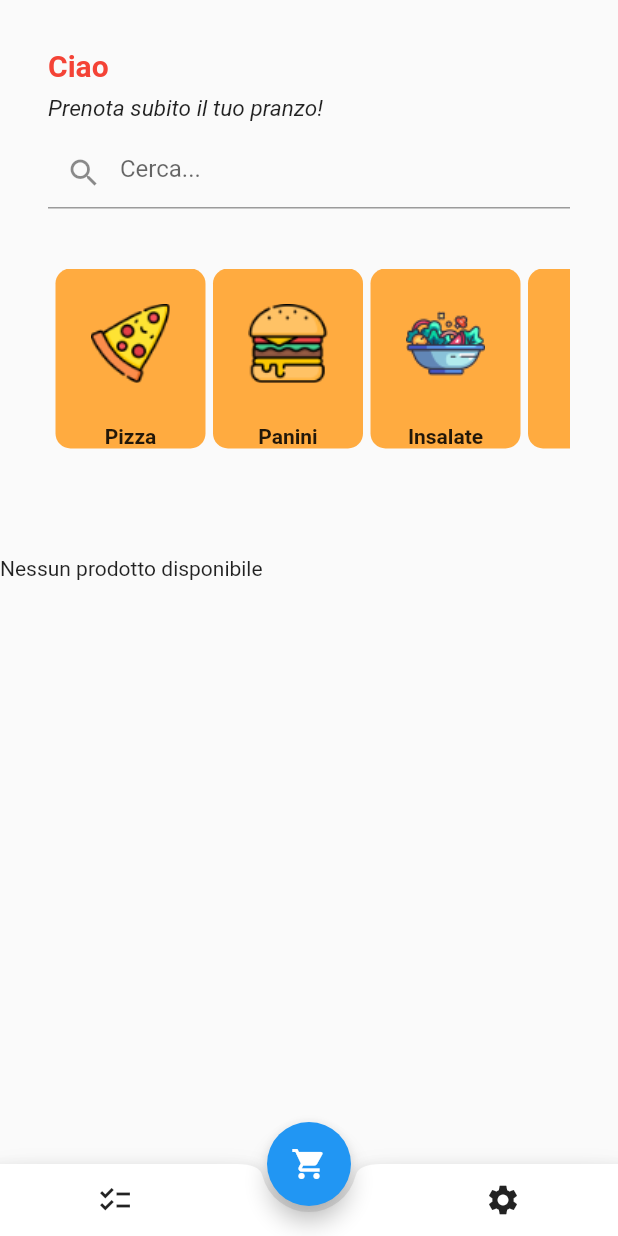
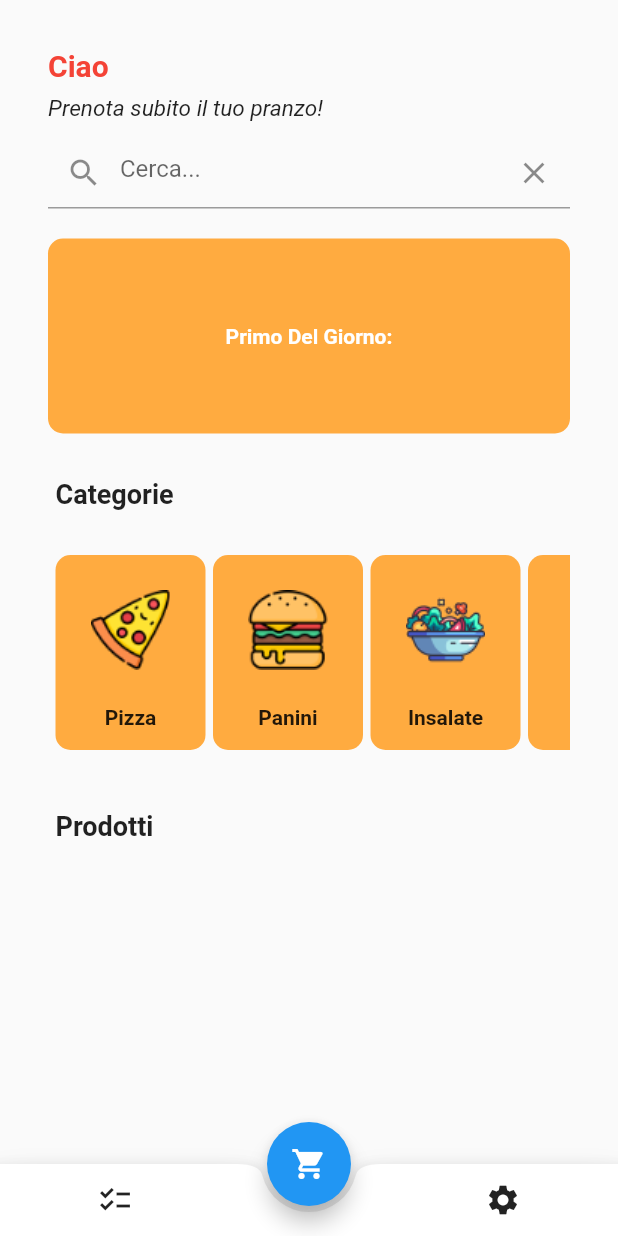
Before and after one commit to luigiciuf/UniFood_Flutter, a Flutter app: the MyHomePage screen opened directly, on a phone screen of 412 x 824 dp. Run offline on Flutter 3.47's test engine with Material 2 defaults, Android fonts, the phone set to English and light mode, and no system bars; our stand-ins replace firebase_core, firebase_database; accounts and stored records are empty.

Commit message:
barra di ricerca, categorie e prodotti update

```diff
--- a/lib/main.dart
+++ b/lib/main.dart
@@ -3,11 +3,11 @@ import 'package:firebase_database/firebase_database.dart';
 import 'package:flutter/material.dart';
 import 'package:firebase_core/firebase_core.dart';
 import 'package:unifood/firebase_options.dart';
-import 'package:unifood/Registrazione.dart'; // Importa la schermata di registrazione.
+import 'package:unifood/Registrazione.dart';
 import 'package:unifood/Login.dart';
 import 'package:unifood/models/Categorie.dart';
 import 'package:unifood/models/Prodotto.dart';
-import 'package:unifood/DatabaseManager.dart';// Importa la schermata di login.
+import 'package:unifood/DatabaseManager.dart';
 
 List<Categorie> categorie = [
   Categorie(nome: 'Pizza', imagePath: 'assets/images/cat_1.png'),
@@ -15,10 +15,10 @@ List<Categorie> categorie = [
   Categorie(nome: 'Insalate', imagePath: 'assets/images/cat_3.png'),
   Categorie(nome: 'Bibite', imagePath: 'assets/images/cat_4.png'),
   Categorie(nome: 'Dolci', imagePath: 'assets/images/cat_5.png'),
+];
 
-  // Aggiungi altre categorie...
+List<Prodotto> listaProdotti = [];
 
-];
 Future<void> main() async {
   WidgetsFlutterBinding.ensureInitialized();
   await Firebase.initializeApp(
@@ -41,7 +41,42 @@ class MainApp extends StatelessWidget {
   }
 }
 
-class MyHomePage extends StatelessWidget {
+class MyHomePage extends StatefulWidget {
+  @override
+  _MyHomePageState createState() => _MyHomePageState();
+}
+
+class _MyHomePageState extends State<MyHomePage> {
+  TextEditingController searchController = TextEditingController();
+
+  @override
+  void initState() {
+    super.initState();
+    fetchProdotti();
+  }
+
+  void fetchProdotti() async {
+    final List<Prodotto> prodotti = await DatabaseManager(context).getProdotti();
+    setState(() {
+      listaProdotti = prodotti;
+    });
+  }
+
+  void filterProdotti(String query) {
+    if (query.isEmpty) {
+      // Se la barra di ricerca è vuota, mostra tutti i prodotti
+      fetchProdotti();
+    } else {
+      List<Prodotto> filteredProdotti = listaProdotti
+          .where((prodotto) => prodotto.nome.toLowerCase().contains(query.toLowerCase()))
+          .toList();
+
+      setState(() {
+        listaProdotti = filteredProdotti;
+      });
+    }
+  }
+
   @override
   Widget build(BuildContext context) {
     return Scaffold(
@@ -62,9 +97,7 @@ class MyHomePage extends StatelessWidget {
                       color: Colors.red,
                     ),
                   ),
-
                   SizedBox(height: 8),
-
                   Text(
                     'Prenota subito il tuo pranzo!',
                     style: TextStyle(
@@ -72,22 +105,60 @@ class MyHomePage extends StatelessWidget {
                       fontStyle: FontStyle.italic,
                     ),
                   ),
-
                   SizedBox(height: 10),
-
-                  // Add your Image here using Image.asset('path_to_your_image.png'),
                   TextField(
+                    controller: searchController,
+                    onChanged: filterProdotti, // Assicurati che filterProdotti sia la funzione che filtra i prodotti
                     decoration: InputDecoration(
                       hintText: 'Cerca...',
                       prefixIcon: Icon(Icons.search),
-                      // Add your search_background image as a decoration
+                      suffixIcon: IconButton(
+                        icon: Icon(Icons.clear),
+                        onPressed: () {
+                          // Quando l'icona "X" viene premuta, cancella il testo nel campo di ricerca
+                          searchController.clear();
+                          // Chiamiamo la funzione di filtro per mostrare nuovamente tutti i prodotti
+                          filterProdotti('');
+                        },
                       ),
                     ),
-
-                  SizedBox(height: 40),
-
+                  ),
+                  SizedBox(height: 20),
                   Container(
-                    height: 120, // Imposta l'altezza desiderata per il ListView orizzontale
+                    width: double.infinity,
+                    height: 130,
+                    padding: EdgeInsets.symmetric(vertical: 10, horizontal: 20),
+                    decoration: BoxDecoration(
+                      color: Colors.orangeAccent,
+                      borderRadius: BorderRadius.circular(10),
+                    ),
+                    child: Center(
+                      child: Text(
+                        'Primo Del Giorno:',
+                        style: TextStyle(
+                          fontWeight: FontWeight.bold,
+                          color: Colors.white,
+                        ),
+                      ),
+                    ),
+                  ),
+                  SizedBox(height: 30),
+                  Column(
+                    crossAxisAlignment: CrossAxisAlignment.start,
+                    children: [
+                      Padding(
+                        padding: EdgeInsets.only(left: 5),
+                        child: Text(
+                          'Categorie',
+                          style: TextStyle(
+                            fontSize: 18,
+                            fontWeight: FontWeight.bold,
+                          ),
+                        ),
+                      ),
+                      SizedBox(height: 30),
+                      Container(
+                        height: 130,
                         child: ListView(
                           shrinkWrap: true,
                           scrollDirection: Axis.horizontal,
@@ -100,16 +171,18 @@ class MyHomePage extends StatelessWidget {
                                 margin: EdgeInsets.only(left: 5),
                                 decoration: BoxDecoration(
                                   color: Colors.orangeAccent,
-                                borderRadius: BorderRadius.circular(10)
+                                  borderRadius: BorderRadius.circular(10),
                                 ),
                                 child: Column(
                                   children: [
                                     Image.asset(categorie[index].imagePath, width: 100, height: 100),
-                                SizedBox(height: 4),
-                                Text(
+                                    Padding(
+                                      padding: EdgeInsets.symmetric(vertical: 0),
+                                      child: Text(
                                         categorie[index].nome,
-                                  style: TextStyle(  // Aggiungi questo stile
+                                        style: TextStyle(
                                           fontWeight: FontWeight.bold,
+                                        ),
                                       ),
                                     ),
                                   ],
@@ -121,44 +194,42 @@ class MyHomePage extends StatelessWidget {
                       ),
                     ],
                   ),
+                  SizedBox(height: 40),
+                  Padding(
+                    padding: EdgeInsets.only(left: 5),
+                    child: Text(
+                      'Prodotti',
+                      style: TextStyle(
+                        fontSize: 18,
+                        fontWeight: FontWeight.bold,
                       ),
-
-            SizedBox(height: 40),  // Aggiunge spazio tra le due liste
-
-            FutureBuilder<List<Prodotto>>(
-              future: DatabaseManager(context).getProdotti(),
-              builder: (context, snapshot) {
-                if (snapshot.connectionState == ConnectionState.waiting) {
-                  return CircularProgressIndicator();
-                } else if (snapshot.hasError) {
-                  return Text('Errore nel caricamento dei prodotti');
-                } else if (!snapshot.hasData || snapshot.data!.isEmpty) {
-                  return Text('Nessun prodotto disponibile');
-                } else {
-                  return Container(
-                    margin: EdgeInsets.only(left: 40),
-                    height: 100,
+                    ),
+                  ),
+                  SizedBox(height: 30),
+                  Container(
+                    margin: EdgeInsets.only(left: 10),
+                    height: 200,
                     child: ListView.builder(
                       scrollDirection: Axis.horizontal,
-                      itemCount: snapshot.data!.length,
+                      itemCount: listaProdotti.length,
                       itemBuilder: (context, index) {
                         return Padding(
                           padding: const EdgeInsets.all(8.0),
                           child: Column(
                             children: [
-                              Image.network(snapshot.data![index].imgUri, width: 100, height: 100),
+                              Image.network(listaProdotti[index].imgUri, width: 100, height: 100),
                               SizedBox(height: 4),
-                              Text(snapshot.data![index].nome),
+                              Text(listaProdotti[index].nome),
                               SizedBox(height: 4),
-                              Text('€${snapshot.data![index].prezzo}'),
+                              Text('€${listaProdotti[index].prezzo}'),
                             ],
                           ),
                         );
                       },
                     ),
-                  );
-                }
-              },
+                  ),
+                ],
+              ),
             ),
           ],
         ),
@@ -172,7 +243,7 @@ class MyHomePage extends StatelessWidget {
               icon: Icon(Icons.checklist),
               onPressed: () {},
             ),
-            SizedBox(), // Placeholder for the center button
+            SizedBox(),
             IconButton(
               icon: Icon(Icons.settings),
               onPressed: () {},
```
Lines whose indentation alone changed are shown as unchanged.
